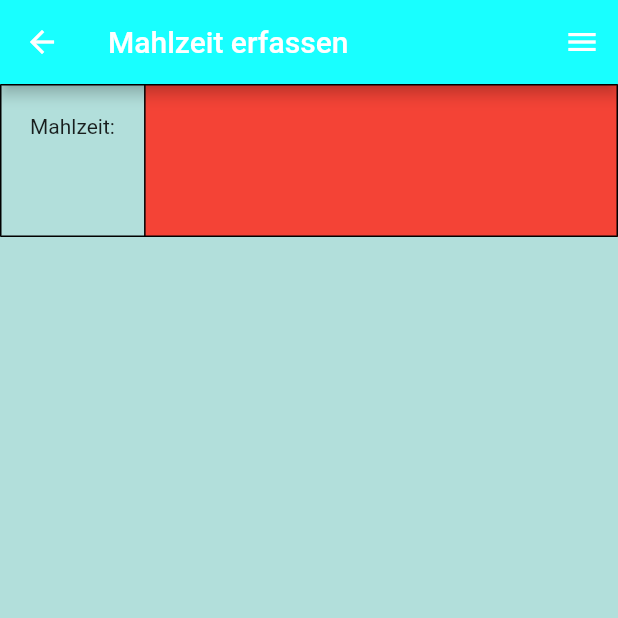
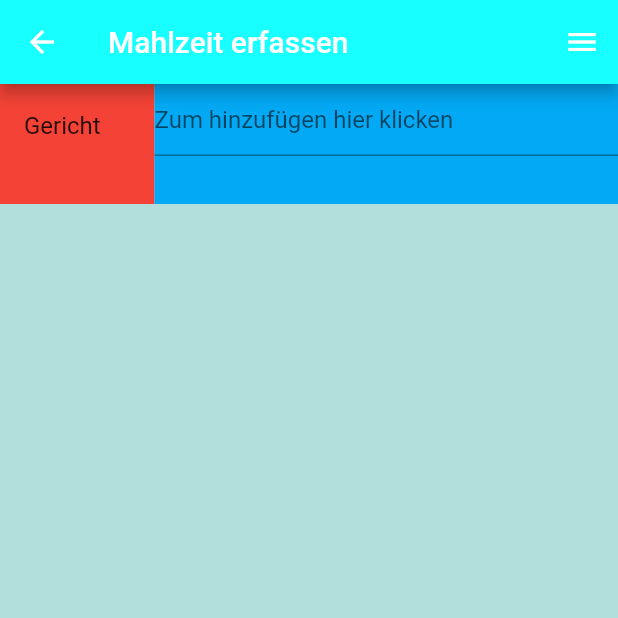
Before and after one commit to Thoughtness/Inner-Peace, a Flutter app: the screen it shows after launch, in the side drawer, after a tap on "Mahlzeit erfassen", on a phone screen of 412 x 824 dp, the top half of it. Run offline on Flutter 3.47's test engine with Material 2 defaults, Android fonts, the phone set to English and light mode, and no system bars.

Commit message:
changed layout to flex and exportet to separate class

```diff
--- /dev/null
+++ b/lib/guiPresets.dart
@@ -0,0 +1,50 @@
+import 'package:flutter/material.dart';
+
+class guiPresets extends StatelessWidget {
+  String text = "";
+
+  guiPresets(String text){
+    this.text = text;
+  }
+
+  @override
+  Widget build(BuildContext context) {
+    return Container(
+      child: Column(
+          children: <Widget>[
+            Flexible(
+              child: Row(
+                children: <Widget>[
+                  Flexible(
+                    flex: 2,
+                    child: Container(
+                      width: 10000, //gross machen das die Breite genug gross ist damit flex greift
+                      height: 80,
+                      color: Colors.red,
+                      child: insertTitle(text: text)
+                    ),
+                  ),
+                  Flexible(
+                    flex: 6,
+                    child: Container(
+                      height: 80,
+                      color: Colors.lightBlue,
+                      child: TextField(
+                        decoration: InputDecoration(hintText: 'Zum hinzufügen hier klicken'),
+                      ),
+                    ),
+                  ),
+                ],
+              ),
+            ),
+          ]),
+    );
+  }
+  Widget insertTitle({
+  required String text,
+  }) {
+    return ListTile(
+      title: Text(text),
+    );
+  }
+}
--- a/lib/mahlzeitErfassen.dart
+++ b/lib/mahlzeitErfassen.dart
@@ -1,5 +1,6 @@
 import 'package:flutter/material.dart';
 import 'package:inner_peace/navigationMenu.dart';
+import 'package:inner_peace/guiPresets.dart';
 
 class mahlzeitErfassen extends StatelessWidget {
   @override
@@ -10,25 +11,6 @@ class mahlzeitErfassen extends StatelessWidget {
         title: Text('Mahlzeit erfassen'),
         backgroundColor: Colors.cyanAccent,
       ),
-      body: Table(border: TableBorder.all(),
-          columnWidths: const <int, TableColumnWidth>{
-            0: IntrinsicColumnWidth(),
-            1: FlexColumnWidth(),
-            2: FixedColumnWidth(50),
-          },
-          //defaultVerticalAlignment: TableCellVerticalAlignment.top,
-          children: <TableRow>[
-            TableRow(children: <Widget>[
-              Container(
-                padding: const EdgeInsets.all(20),
-                child: const Text("Mahlzeit:"),
-              ),
-              TableCell(
-                verticalAlignment: TableCellVerticalAlignment.top,
-                child: Container(
-                  height: 102,
-                  color: Colors.red,
-              ),
-              )]),
-          ]));
+      body: guiPresets("Gericht"),
+  );
 }
```
